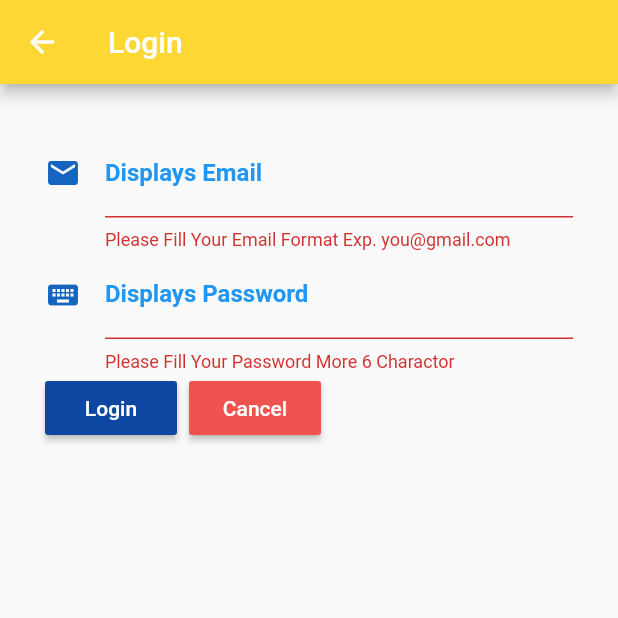
After one commit to sirichaimeemana59/MyResume, a Flutter app: the LoginForm screen opened directly, after a tap on "Login", on a phone screen of 412 x 824 dp, the top half of it. The commit adds this screen. Run offline on Flutter 3.47's test engine with Material 2 defaults, Android fonts, the phone set to English and light mode, and no system bars.

Commit message:
implement form login and making alert dialog

```diff
--- /dev/null
+++ b/my_app/lib/cleass_model/loginModel.dart
@@ -0,0 +1,26 @@
+import 'dart:convert';
+
+LoginModel loginModelFromJson(String str) =>
+    LoginModel.fromJson(json.decode(str));
+
+String loginModelToJson(LoginModel data) => json.encode(data.toJson());
+
+class LoginModel {
+  LoginModel({
+    this.email,
+    this.password,
+  });
+
+  String email;
+  String password;
+
+  factory LoginModel.fromJson(Map<String, dynamic> json) => LoginModel(
+        email: json["email"] == null ? null : json["email"],
+        password: json["password"] == null ? null : json["password"],
+      );
+
+  Map<String, dynamic> toJson() => {
+        "email": email == null ? null : email,
+        "password": password == null ? null : password,
+      };
+}
--- /dev/null
+++ b/my_app/lib/user/login.dart
@@ -0,0 +1,216 @@
+import 'dart:convert';
+
+import 'package:flutter/material.dart';
+import 'package:my_app/cleass_model/loginModel.dart';
+import 'package:http/http.dart' as http;
+import 'package:my_app/screen/home.dart';
+import 'package:my_app/user/loginSuccess.dart';
+
+class LoginForm extends StatefulWidget {
+  @override
+  _LoginFormState createState() => _LoginFormState();
+}
+
+class _LoginFormState extends State<LoginForm> {
+  final formKey = GlobalKey<FormState>();
+  String emailString, passwordString;
+  Widget emailText() {
+    return TextFormField(
+      decoration: InputDecoration(
+        icon: Icon(Icons.email, color: Colors.blue.shade800),
+        labelText: 'Displays Email',
+        labelStyle: TextStyle(color: Colors.blue, fontWeight: FontWeight.bold),
+        helperText: 'Please inout your email',
+      ),
+      validator: (String value) {
+        if (!((value.contains('@')) && (value.contains('.')))) {
+          return 'Please Fill Your Email Format Exp. you@gmail.com';
+        } else {
+          return null;
+        }
+      },
+      onSaved: (String value) {
+        emailString = value.trim();
+      },
+    );
+  }
+
+  Widget passwordText() {
+    return TextFormField(
+      decoration: InputDecoration(
+        icon: Icon(Icons.keyboard, color: Colors.blue.shade800),
+        labelText: 'Displays Password',
+        labelStyle: TextStyle(color: Colors.blue, fontWeight: FontWeight.bold),
+        helperText: 'Please inout your password',
+      ),
+      validator: (String value) {
+        if (value.length < 6) {
+          return 'Please Fill Your Password More 6 Charactor';
+        } else {
+          return null;
+        }
+      },
+      onSaved: (String value) {
+        passwordString = value.trim();
+      },
+    );
+  }
+
+  Widget loginButton() {
+    // ignore: deprecated_member_use
+    return RaisedButton(
+      color: Colors.blue.shade900,
+      child: Text('Login', style: TextStyle(color: Colors.white)),
+      onPressed: () async {
+        print('You Click');
+        if (formKey.currentState.validate()) {
+          formKey.currentState.save();
+          final String email = emailString;
+          final String password = passwordString;
+          //print('email= $email, password= $password');
+          userLogin(email, password);
+
+          // setState(() {
+          //   _user = user;
+          // });
+        }
+      },
+    );
+  }
+
+  // ignore: missing_return
+  Future<LoginModel> userLogin(
+      //สร้าง Future เพื่อเรียก UserModel และส่งไปสรเาง User
+      String email,
+      String password) async {
+    //final String apiCreateUser = "http://127.0.0.1:8000/user_create_user";
+
+    var response = await http.post(
+        Uri.http('127.0.0.1:8000', '/mobile_user_login'),
+        body: {"email": email, "password": password});
+    print(response.body);
+    var status = json.decode(response.body);
+    if (status == '1') {
+      // print('success');
+      loginAlertDialog(context);
+    } else {
+      //print('Error');
+      loginErrorAlertDialog(context);
+    }
+  }
+
+  Widget cancelButton() {
+    // ignore: deprecated_member_use
+    return RaisedButton(
+      color: Colors.red.shade400,
+      child: Text('Cancel', style: TextStyle(color: Colors.white)),
+      onPressed: () {
+        //print('You Click');
+        MaterialPageRoute materialPageRoute =
+            MaterialPageRoute(builder: (BuildContext context) => Home());
+        Navigator.of(context)
+            .push(materialPageRoute); //การสร้าง Route เพื่อเปิดหน้าใหม่
+      },
+    );
+  }
+
+  Widget showButton() {
+    return Row(
+      mainAxisSize: MainAxisSize.min,
+      children: [
+        loginButton(),
+        SizedBox(
+          width: 8.0,
+        ),
+        cancelButton(),
+      ],
+    );
+  }
+
+//Popup Login Success
+  loginAlertDialog(BuildContext context) {
+    //popupRegisterController registerController = popupRegisterController();
+    return showDialog(
+        context: context,
+        builder: (context) {
+          return AlertDialog(
+            title: Center(child: Text('Welcome')),
+            content: SingleChildScrollView(
+              child: ListBody(
+                children: [
+                  Text('Welcome to my family'),
+                ],
+              ),
+            ),
+            actions: [
+              MaterialButton(
+                elevation: 5.0,
+                child: Text('OK'),
+                onPressed: () {
+                  MaterialPageRoute materialPageRoute = MaterialPageRoute(
+                      builder: (BuildContext context) => LoginSuccess());
+                  Navigator.of(context).push(materialPageRoute);
+                },
+              )
+            ],
+          );
+        });
+  }
+//End Popup
+
+//Popup Login Success
+  loginErrorAlertDialog(BuildContext context) {
+    //popupRegisterController registerController = popupRegisterController();
+    return showDialog(
+        context: context,
+        builder: (context) {
+          return AlertDialog(
+            title: Center(child: Text('Login')),
+            content: SingleChildScrollView(
+              child: ListBody(
+                children: [
+                  Text('You Can not login'),
+                  Text('Please check your email and password.'),
+                ],
+              ),
+            ),
+            actions: [
+              MaterialButton(
+                elevation: 5.0,
+                child: Text('OK'),
+                onPressed: () {
+                  MaterialPageRoute materialPageRoute = MaterialPageRoute(
+                      builder: (BuildContext context) => LoginForm());
+                  Navigator.of(context).push(materialPageRoute);
+                },
+              )
+            ],
+          );
+        });
+  }
+
+//End Popup
+
+  @override
+  Widget build(BuildContext context) {
+    return Scaffold(
+      appBar: AppBar(
+        backgroundColor: Colors.yellow.shade600,
+        title: Text('Login'),
+        actions: [],
+      ),
+      body: Form(
+          key: formKey,
+          child: Center(
+            child: ListView(
+              padding: EdgeInsets.all(30.0),
+              children: [
+                emailText(),
+                passwordText(),
+                showButton(),
+              ],
+            ),
+          )),
+    );
+  }
+}
```
Also changed, not shown: my_app/lib/screen/home.dart (+11 -2 lines), my_app/lib/screen/register.dart (+41 -67 lines), my_app/lib/user/loginSuccess.dart (added, +40 -0 lines).
